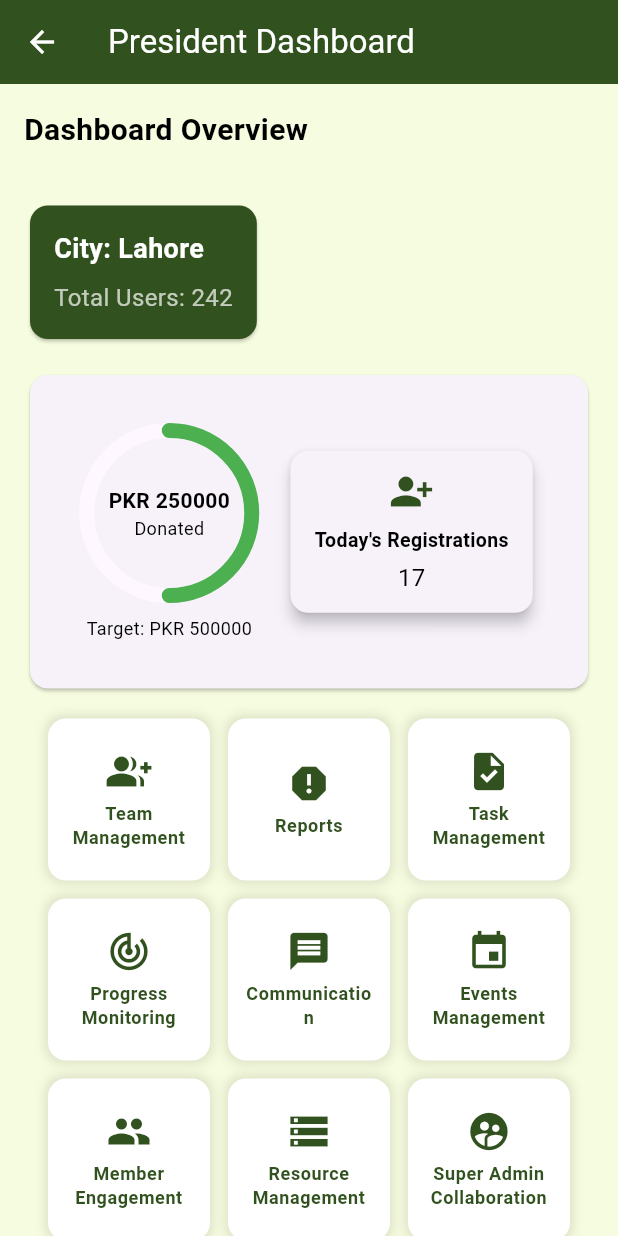
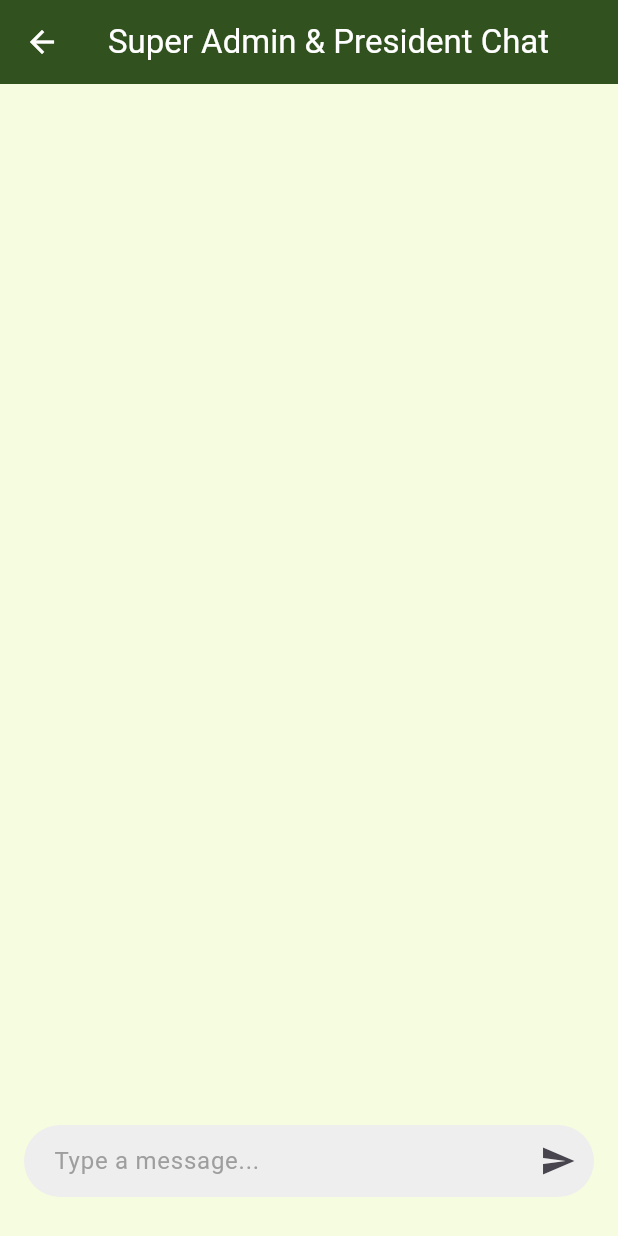
Before and after one commit to Muhammadsaqibsharif/kaar_e_kamal, a Flutter app: the PresidentDashboardScreen screen opened by its route, after a tap on "Super Admin Collaboration", on a phone screen of 412 x 824 dp. Run offline on Flutter 3.47's test engine with Material 3 defaults, Android fonts, the phone set to English and light mode, and no system bars; drawn by our look-alikes of percent_indicator; our stand-ins replace carousel_slider, flutter_cache_manager, image_picker, permission_handler, share_plus, shared_preferences; accounts and stored records are empty.

Commit message:
President Super Admin President Chat Screen

```diff
--- a/lib/routes/app_routes.dart
+++ b/lib/routes/app_routes.dart
@@ -14,6 +14,7 @@ import 'package:kaar_e_kamal/screens/president/reports/chapter_performance_repor
 import 'package:kaar_e_kamal/screens/president/reports/donation_report_screen.dart';
 import 'package:kaar_e_kamal/screens/president/reports/volunteer_engagement_report_screen.dart';
 import 'package:kaar_e_kamal/screens/president/resource_management/manage_resources_screen.dart';
+import 'package:kaar_e_kamal/screens/president/super_admin_collaboration/super_admin_president_chat_screen.dart';
 import 'package:kaar_e_kamal/screens/president/task_management/task_details_screen.dart';
 import 'package:kaar_e_kamal/screens/president/task_management/task_management_screen.dart';
 import 'package:kaar_e_kamal/screens/president/team_management/team_managment_screen.dart';
@@ -128,6 +129,7 @@ class AppRoutes {
       RouteNames.EncourageVolunteersScreen: (context) =>
           EncourageVolunteersScreen(),
       RouteNames.ManageResourcesScreen: (context) => ManageResourcesScreen(),
+      RouteNames.SuperAdminPresidentChatScreen: (context) => SuperAdminPresidentChatScreen(),
     };
   }
 }
--- a/lib/routes/route_names.dart
+++ b/lib/routes/route_names.dart
@@ -46,6 +46,7 @@ class RouteNames {
   static const String PresidentEventManagementScreen = '/PresidentEventManagementScreen';
   static const String EncourageVolunteersScreen = '/EncourageVolunteersScreen';
   static const String ManageResourcesScreen = '/ManageResourcesScreen';
+  static const String SuperAdminPresidentChatScreen = '/SuperAdminPresidentChatScreen';
 
 
 }
--- a/lib/screens/president/president_dashboard_screen.dart
+++ b/lib/screens/president/president_dashboard_screen.dart
@@ -95,7 +95,8 @@ class PresidentDashboardScreen extends StatelessWidget {
                     _buildFeatureTile(context,
                         title: 'Super Admin Collaboration',
                         icon: Icons.supervised_user_circle, onTap: () {
-                      // Navigator.pushNamed(context, RouteNames.SuperAdminCollaborationScreen);
+                      Navigator.pushNamed(
+                          context, RouteNames.SuperAdminPresidentChatScreen);
                     }),
                     _buildFeatureTile(context,
                         title: 'Documentation',
--- /dev/null
+++ b/lib/screens/president/super_admin_collaboration/super_admin_president_chat_screen.dart
@@ -0,0 +1,128 @@
+import 'package:flutter/material.dart';
+
+class SuperAdminPresidentChatScreen extends StatefulWidget {
+  const SuperAdminPresidentChatScreen({Key? key}) : super(key: key);
+
+  @override
+  _SuperAdminPresidentChatScreenState createState() =>
+      _SuperAdminPresidentChatScreenState();
+}
+
+class _SuperAdminPresidentChatScreenState
+    extends State<SuperAdminPresidentChatScreen> {
+  final TextEditingController messageController = TextEditingController();
+  List<Map<String, String>> messages = [];
+
+  void _sendMessage(String message, String sender) {
+    if (message.isNotEmpty) {
+      setState(() {
+        messages.add({'sender': sender, 'message': message});
+      });
+
+      // Clear the text field after submission
+      messageController.clear();
+
+      // If the President sends a message, auto send Super Admin's reply
+      if (sender == 'President') {
+        Future.delayed(const Duration(seconds: 1), () {
+          _sendMessage(
+              "Thanks for the message. I will get back to you.", 'Super Admin');
+        });
+      }
+    }
+  }
+
+  @override
+  Widget build(BuildContext context) {
+    return Scaffold(
+      appBar: AppBar(
+        title: const Text('Super Admin & President Chat'),
+        backgroundColor:
+            Theme.of(context).primaryColor, // Dark Green from the theme
+        foregroundColor: Colors.white, // Text on AppBar
+      ),
+      body: Padding(
+        padding: const EdgeInsets.all(16.0),
+        child: Column(
+          children: [
+            Expanded(
+              child: ListView.builder(
+                itemCount: messages.length,
+                itemBuilder: (context, index) {
+                  final message = messages[index];
+                  final sender = message['sender'];
+                  final msg = message['message'];
+
+                  return Align(
+                    alignment: sender == 'President'
+                        ? Alignment.centerLeft
+                        : Alignment.centerRight,
+                    child: Padding(
+                      padding: const EdgeInsets.symmetric(vertical: 8.0),
+                      child: Container(
+                        padding: const EdgeInsets.all(12),
+                        decoration: BoxDecoration(
+                          color: sender == 'President'
+                              ? Theme.of(context).primaryColor // Dark Green
+                              : Color(0xFF859F3D), // Olive Green
+                          borderRadius: BorderRadius.circular(12),
+                        ),
+                        child: Column(
+                          crossAxisAlignment: sender == 'President'
+                              ? CrossAxisAlignment.start
+                              : CrossAxisAlignment.end,
+                          children: [
+                            Text(
+                              sender ?? 'Unknown',
+                              style: TextStyle(
+                                fontWeight: FontWeight.bold,
+                                color: Colors.white,
+                              ),
+                            ),
+                            const SizedBox(height: 6),
+                            Text(
+                              msg ?? 'No message content',
+                              style: const TextStyle(color: Colors.white),
+                            ),
+                          ],
+                        ),
+                      ),
+                    ),
+                  );
+                },
+              ),
+            ),
+            Padding(
+              padding: const EdgeInsets.symmetric(vertical: 10),
+              child: TextField(
+                controller: messageController,
+                style:
+                    const TextStyle(color: Colors.black), // Text color to black
+                decoration: InputDecoration(
+                  hintText: 'Type a message...',
+                  hintStyle: TextStyle(color: Colors.grey.shade500),
+                  filled: true,
+                  fillColor: Colors.grey.shade200,
+                  contentPadding:
+                      const EdgeInsets.symmetric(vertical: 12, horizontal: 16),
+                  border: OutlineInputBorder(
+                    borderRadius: BorderRadius.circular(30),
+                    borderSide: BorderSide.none,
+                  ),
+                  suffixIcon: IconButton(
+                    icon: const Icon(Icons.send),
+                    onPressed: () {
+                      if (messageController.text.isNotEmpty) {
+                        _sendMessage(messageController.text, 'President');
+                      }
+                    },
+                  ),
+                ),
+              ),
+            ),
+          ],
+        ),
+      ),
+    );
+  }
+}
```
